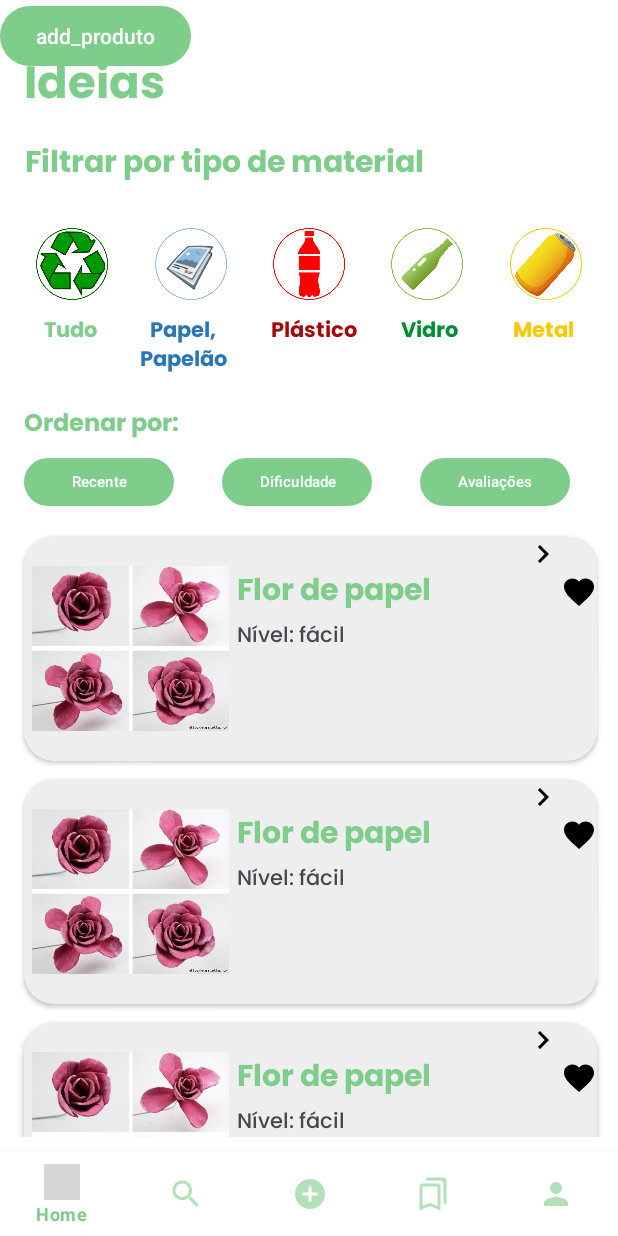
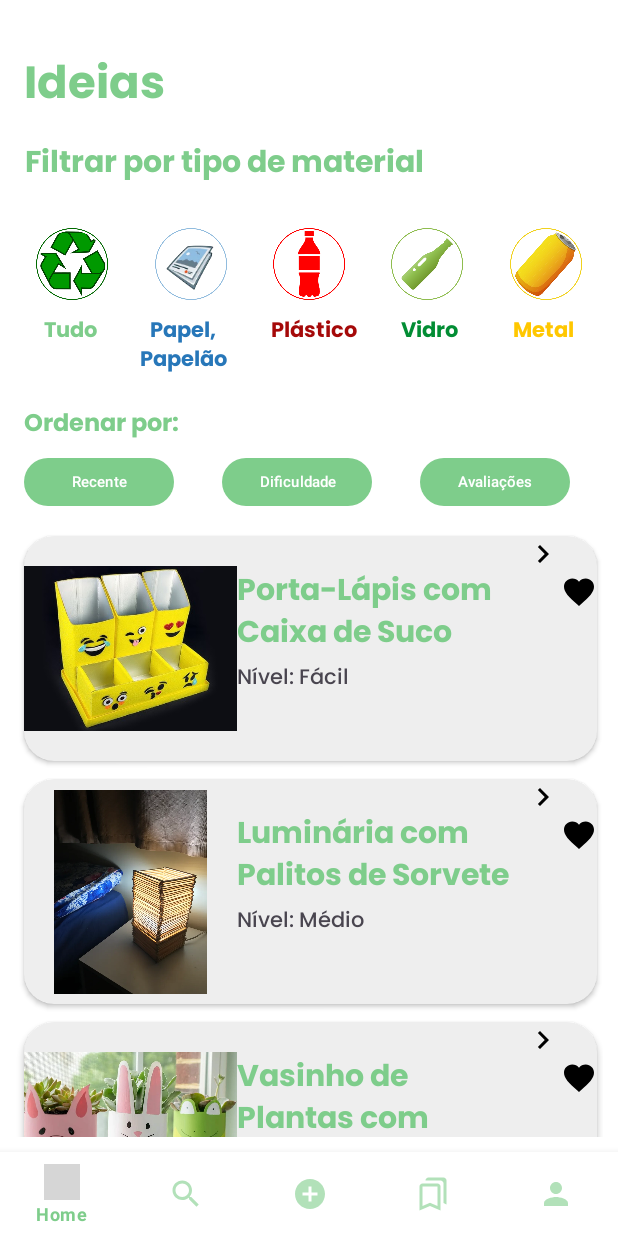
Before and after one commit to erikhsu08/lab_eng, an Android app: the screen it shows after launch (MainActivity), on a phone screen of 412 x 824 dp. Run offline under Robolectric (Android 15) with nearby library versions, the phone set to English and light mode, and no system bars; grey boxes are pictures that could not be loaded.

Commit message:
criando telas detalhadas dos produtos

```diff
--- a/app/src/main/AndroidManifest.xml
+++ b/app/src/main/AndroidManifest.xml
@@ -21,6 +21,7 @@
                 <category android:name="android.intent.category.LAUNCHER" />
             </intent-filter>
         </activity>
+        <activity android:name=".activity.ProdutoDetalhadoActivity" />
         <meta-data
             android:name="preloaded_fonts"
             android:resource="@array/preloaded_fonts" />
--- a/app/src/main/java/com/reciclamais/activity/MainActivity.java
+++ b/app/src/main/java/com/reciclamais/activity/MainActivity.java
@@ -22,7 +22,6 @@
     public class MainActivity extends AppCompatActivity {
         private RecyclerView recyclerProdutos;
         private List<Produto> produtos = new ArrayList<>();
-        private Button add_produto;
         private BottomNavigationView bottomNavigationView;
 
         @Override
@@ -32,7 +31,6 @@
             setContentView(R.layout.activity_main);
 
             recyclerProdutos = findViewById(R.id.recyclerProdutos);
-            add_produto = findViewById(R.id.add_produto);
             bottomNavigationView = findViewById(R.id.bottomNavigationView);
 
             // Configurar cor statusbar
@@ -44,41 +42,83 @@
 
             // Define adapter
             this.prepararProdutos();
-            ProdutoAdapter adapter = new ProdutoAdapter(produtos);
+            ProdutoAdapter adapter = new ProdutoAdapter(produtos, this);
             recyclerProdutos.setAdapter(adapter);
 
 
         }
 
         public void prepararProdutos() {
-            Produto p = new Produto("Flor de papel", "Nível: fácil", R.drawable.flor);
+            //Definir passos, materiais e tags
+            List<String> passos1 = List.of("Lave e seque uma caixa de suco.", "Corte a caixa na altura desejada para o porta-lápis.", "Decore o exterior da caixa com papel colorido, tecido ou pintura.",
+                    "Para maior durabilidade, passe uma camada de cola branca ou verniz sobre a decoração.", "Coloque os lápis e canetas e organize sua mesa de maneira sustentável.");
+
+            List<String> materiais1 = List.of("Caixa de suco", "Papel colorido", "Cola", " Tesoura", "Verniz", "Cola Branca");
+
+            List<String> tags1 = List.of("Papel", "Papelao", "Decoracao");
+
+
+            Produto p = new Produto("Porta-Lápis com Caixa de Suco", "Nível: Fácil", R.drawable.portalapis, passos1, materiais1, tags1);
+            this.produtos.add(p);
+
+            //Definir passos, materiais e tags
+            passos1 = List.of("Lave e seque os palitos de sorvete.", "Cole os palitos de forma a criar as laterais da luminária, intercalando-os em padrões quadrados ou triangulares.", "Decore o exterior da caixa com papel colorido, tecido ou pintura.",
+                    "Cole as extremidades com cola quente para formar a estrutura.", "Coloque uma base de madeira ou papelão resistente para o fundo.", "Coloque uma pequena luz LED no centro da luminária.");
+
+            materiais1 = List.of("Palitos de sorvete", "cola quente", "lâmpada LED", "Base de Papelão ou Madeira");
+
+            tags1 = List.of("Madeira", "Palitos de Sorvete", "Decoração", "Iluminação");
+
+            p = new Produto("Luminária com Palitos de Sorvete", "Nível: Médio", R.drawable.luminaria, passos1, materiais1, tags1);
+            this.produtos.add(p);
+
+            //Definir passos, materiais e tags
+            passos1 = List.of("Corte a garrafa PET ao meio, mantendo a parte inferior para o vaso.", "Faça pequenos furos no fundo da garrafa para drenagem da água.", "Decore o exterior do vaso com tintas, adesivos ou fitas coloridas.",
+                    "Preencha o vaso com terra e plante as sementes ou mudas.", "Coloque em um local bem iluminado e regue conforme necessário.");
+
+            materiais1 = List.of("Garrafa PET", "Tesoura", "Tinta ou adesivos para decoração", "Terra", "Sementes ou mudas");
+
+            tags1 = List.of("Plastico", "Garrafa PET", "Decoração", "Jardinagem");
+
+            p = new Produto("Vasinho de Plantas com Garrafa PET", "Nível: Fácil", R.drawable.vasopet, passos1, materiais1, tags1);
+            this.produtos.add(p);
+
+            //Definir passos, materiais e tags
+            passos1 = List.of("Corte as rolhas ao meio no sentido longitudinal.", "Cole as rolhas lado a lado sobre uma base de madeira ou papelão para criar um painel.", "Use pinos ou ganchos pequenos para pendurar brincos e colares no painel.",
+                    "Para anéis, crie cortes finos nas rolhas onde os anéis possam ser encaixados.", "Pendure o painel na parede ou mantenha sobre uma mesa.");
+
+            materiais1 = List.of("Rolhas de vinho", "cola quente", "pinos ou ganchos", "Base de Papelão ou Madeira");
+
+            tags1 = List.of("cortiça", "rolhas", "organização", "acessórios");
+
+            p = new Produto("Porta-joias com Rolhas de Vinho", "Nível: Médio", R.drawable.portajoias, passos1, materiais1, tags1);
+            this.produtos.add(p);
+
+            //Definir passos, materiais e tags
+            passos1 = List.of("Corte as seções individuais da caixa de ovos para formar pequenos “cálices”.", "Pinte cada uma das peças com tinta acrílica ou spray para um efeito colorido.", "Cole as peças ao redor de uma estrutura de arame ou diretamente sobre uma lâmpada LED de baixa potência.",
+                    "Conecte o abajur a uma base de iluminação e ligue para testar o efeito.");
+
+            materiais1 = List.of("Caixa de ovos", "cola quente", "lâmpada LED", "tinta acrílica", "estrutura de arame.");
+
+            tags1 = List.of("papelão", "caixa de ovos", "iluminação", "decoração");
+
+            p = new Produto("Abajur com Caixa de Ovos", "Nível: Difícil", R.drawable.abajur, passos1, materiais1, tags1);
+            this.produtos.add(p);
+
+            /*
+            p = new Produto("nome", "nivel", R.drawable.img);
+            this.produtos.add(p);
+
+            p = new Produto("nome", "nivel", R.drawable.img);
+            this.produtos.add(p);
+
+            p = new Produto("nome", "nivel", R.drawable.teste);
             this.produtos.add(p);
 
             p = new Produto("Flor de papel", "Nível: fácil", R.drawable.flor);
             this.produtos.add(p);
 
             p = new Produto("Flor de papel", "Nível: fácil", R.drawable.flor);
-            this.produtos.add(p);
-
-            p = new Produto("Flor de papel", "Nível: fácil", R.drawable.flor);
-            this.produtos.add(p);
-
-            p = new Produto("Flor de papel", "Nível: fácil", R.drawable.flor);
-            this.produtos.add(p);
-
-            p = new Produto("Flor de papel", "Nível: fácil", R.drawable.flor);
-            this.produtos.add(p);
-
-            p = new Produto("Flor de papel", "Nível: fácil", R.drawable.flor);
-            this.produtos.add(p);
-
-            p = new Produto("Flor de papel", "Nível: fácil", R.drawable.flor);
-            this.produtos.add(p);
-
-            p = new Produto("Flor de papel", "Nível: fácil", R.drawable.flor);
-            this.produtos.add(p);
-
-            p = new Produto("Flor de papel", "Nível: fácil", R.drawable.flor);
-            this.produtos.add(p);
+            this.produtos.add(p); */
         }
     }
--- a/app/src/main/java/com/reciclamais/adapter/ProdutoAdapter.java
+++ b/app/src/main/java/com/reciclamais/adapter/ProdutoAdapter.java
@@ -1,5 +1,7 @@
 package com.reciclamais.adapter;
 
+import android.content.Context;
+import android.content.Intent;
 import android.view.LayoutInflater;
 import android.view.View;
 import android.view.ViewGroup;
@@ -10,16 +12,21 @@ import androidx.annotation.NonNull;
 import androidx.recyclerview.widget.RecyclerView;
 
 import com.reciclamais.R;
+import com.reciclamais.activity.ProdutoDetalhadoActivity;
 import com.reciclamais.model.Produto;
 
+import java.util.ArrayList;
 import java.util.List;
 
-public class ProdutoAdapter extends RecyclerView.Adapter<ProdutoAdapter.MyViewHolder>{
+public class ProdutoAdapter extends RecyclerView.Adapter<ProdutoAdapter.MyViewHolder> {
     private List<Produto> produtos;
+    private Context context;
 
-    public ProdutoAdapter(List<Produto> listaProdutos){
+    public ProdutoAdapter(List<Produto> listaProdutos, Context context) {
         this.produtos = listaProdutos;
+        this.context = context;
     }
+
     @NonNull
     @Override
     public ProdutoAdapter.MyViewHolder onCreateViewHolder(@NonNull ViewGroup parent, int viewType) {
@@ -33,6 +40,18 @@ public class ProdutoAdapter extends RecyclerView.Adapter<ProdutoAdapter.MyViewHo
         holder.textNome.setText(produto.getNome());
         holder.textNivel.setText(produto.getNivel());
         holder.imagemProduto.setImageResource(produto.getImagem());
+
+        // Adiciona o OnClickListener para abrir a tela de detalhes do produto
+        holder.itemView.setOnClickListener(v -> {
+            Intent intent = new Intent(context, ProdutoDetalhadoActivity.class);
+            intent.putExtra("nome", produto.getNome());
+            intent.putExtra("nivel", produto.getNivel());
+            intent.putExtra("imagem", produto.getImagem());
+            intent.putStringArrayListExtra("passos", new ArrayList<>(produto.getPassos()));
+            intent.putStringArrayListExtra("materiais", new ArrayList<>(produto.getMateriais()));
+            intent.putStringArrayListExtra("tags", new ArrayList<>(produto.getTags()));
+            context.startActivity(intent);
+        });
     }
 
     @Override
@@ -40,7 +59,7 @@ public class ProdutoAdapter extends RecyclerView.Adapter<ProdutoAdapter.MyViewHo
         return produtos.size();
     }
 
-    public class MyViewHolder extends RecyclerView.ViewHolder {
+    public static class MyViewHolder extends RecyclerView.ViewHolder {
         ImageView imagemProduto;
         TextView textNome, textNivel;
 
@@ -49,8 +68,6 @@ public class ProdutoAdapter extends RecyclerView.Adapter<ProdutoAdapter.MyViewHo
             textNome = itemView.findViewById(R.id.textNome);
             textNivel = itemView.findViewById(R.id.textNivel);
             imagemProduto = itemView.findViewById(R.id.imageProduto);
-
         }
     }
-
 }
--- a/app/src/main/java/com/reciclamais/model/Produto.java
+++ b/app/src/main/java/com/reciclamais/model/Produto.java
@@ -1,18 +1,24 @@
 package com.reciclamais.model;
+
+import java.util.List;
 
 public class Produto {
     private String nome, nivel;
     private int imagem;
+    private List<String> passos, materiais, tags;
 
 
     public Produto(){
 
     }
 
-    public Produto(String nome, String dificuldade, int imagem) {
+    public Produto(String nome, String dificuldade, int imagem, List<String> passos, List<String> materiais, List<String> tags) {
         this.nome = nome;
         this.nivel = dificuldade;
         this.imagem = imagem;
+        this.passos = passos;
+        this.materiais = materiais;
+        this.tags = tags;
     }
 
     public String getNivel() {
@@ -38,4 +44,28 @@ public class Produto {
     public void setNome(String nome) {
         this.nome = nome;
     }
+
+    public List<String> getPassos() {
+        return passos;
+    }
+
+    public void setPassos(List<String> passos) {
+        this.passos = passos;
+    }
+
+    public List<String> getMateriais() {
+        return materiais;
+    }
+
+    public void setMateriais(List<String> materiais) {
+        this.materiais = materiais;
+    }
+
+    public List<String> getTags() {
+        return tags;
+    }
+
+    public void setTags(List<String> tags) {
+        this.tags = tags;
+    }
 }
--- a/app/src/main/res/layout/activity_main.xml
+++ b/app/src/main/res/layout/activity_main.xml
@@ -253,12 +253,6 @@
             app:layout_constraintTop_toTopOf="parent"
             app:layout_constraintVertical_bias="0.0">
 
-            <Button
-                android:id="@+id/add_produto"
-                android:layout_width="wrap_content"
-                android:layout_height="wrap_content"
-                android:text="add_produto" />
-
         </FrameLayout>
 
         <com.google.android.material.bottomnavigation.BottomNavigationView
```
Also changed, not shown: app/src/main/java/com/reciclamais/activity/ProdutoDetalhadoActivity.java (added, +69 -0 lines), app/src/main/res/layout/produto_detalhado.xml (added, +81 -0 lines), app/src/main/res/drawable/abajur.jpg (added), app/src/main/res/drawable/luminaria.jpg (added), app/src/main/res/drawable/portajoias.jpg (added), app/src/main/res/drawable/portalapis.jpg (added), app/src/main/res/drawable/vasopet.jpg (added).
